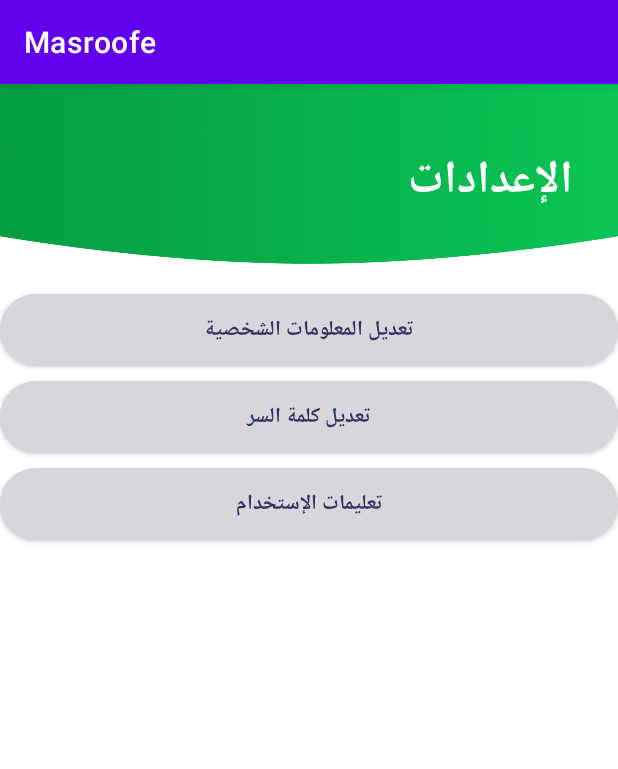
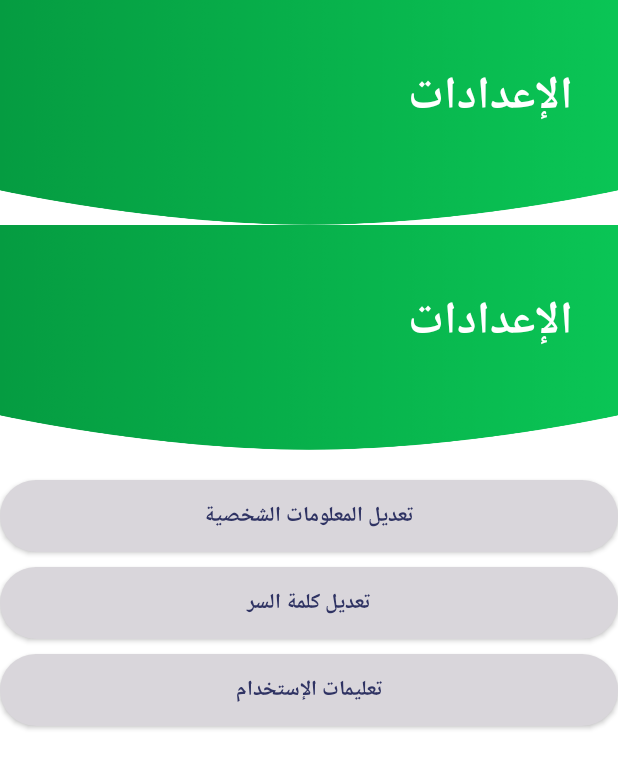
Before and after one commit to Adam-Saleem/Masroofe, an Android app: the SettingsActivity screen opened directly, with no data from a screen before it, on a phone screen of 412 x 824 dp. Shown: the top 769 px of the screen. Run offline under Robolectric (Android 15) with nearby library versions, the phone set to English and light mode, and no system bars.

Commit message:
Edit Setting Activity

```diff
--- a/app/src/main/java/com/example/masroofe/SettingsActivity.java
+++ b/app/src/main/java/com/example/masroofe/SettingsActivity.java
@@ -10,5 +10,7 @@ public class SettingsActivity extends AppCompatActivity {
     protected void onCreate(Bundle savedInstanceState) {
         super.onCreate(savedInstanceState);
         setContentView(R.layout.settings_activity);
+
+        getSupportActionBar().hide();
     }
 }
--- a/app/src/main/res/layout/settings_activity.xml
+++ b/app/src/main/res/layout/settings_activity.xml
@@ -1,5 +1,4 @@
 <?xml version="1.0" encoding="utf-8"?>
-
 <LinearLayout xmlns:android="http://schemas.android.com/apk/res/android"
     xmlns:app="http://schemas.android.com/apk/res-auto"
     xmlns:tools="http://schemas.android.com/tools"
@@ -8,9 +7,29 @@
     android:orientation="vertical"
     tools:context=".SettingsActivity">
 
+    <androidx.constraintlayout.widget.ConstraintLayout
+        android:layout_width="match_parent"
+        android:layout_height="wrap_content">
+        <TextView
+            android:layout_width="match_parent"
+            android:layout_height="150dp"
+            android:background="@drawable/top_background"
+            android:paddingTop="40dp"
+            android:paddingEnd="30dp"
+            android:text="@string/Settings"
+            android:textColor="@color/white"
+            android:textSize="30sp"
+            android:textStyle="bold"
+            tools:ignore="MissingConstraints,RtlSymmetry" />
+        <ImageView
+            android:layout_width="150dp"
+            android:layout_height="150dp"/>
+
+    </androidx.constraintlayout.widget.ConstraintLayout>
+
     <TextView
         android:layout_width="match_parent"
-        android:layout_height="120dp"
+        android:layout_height="150dp"
         android:background="@drawable/top_background"
         android:paddingTop="40dp"
         android:paddingEnd="30dp"
@@ -20,7 +39,9 @@
         android:textStyle="bold"
         tools:ignore="MissingConstraints,RtlSymmetry" />
 
+
     <androidx.appcompat.widget.AppCompatButton
+        android:id="@+id/EditUserInformation"
         android:layout_width="match_parent"
         android:layout_height="wrap_content"
         android:layout_marginTop="20dp"
@@ -30,6 +51,7 @@
         android:textStyle="bold" />
 
     <androidx.appcompat.widget.AppCompatButton
+        android:id="@+id/RefactorPassword"
         android:layout_width="match_parent"
         android:layout_height="wrap_content"
         android:layout_marginTop="10dp"
@@ -39,6 +61,7 @@
         android:textStyle="bold" />
 
     <androidx.appcompat.widget.AppCompatButton
+        android:id="@+id/UsingInformation"
         android:layout_width="match_parent"
         android:layout_height="wrap_content"
         android:layout_marginTop="10dp"
@@ -46,6 +69,4 @@
         android:text="@string/UsingInformation"
         android:textColor="@color/head_filed_color"
         android:textStyle="bold" />
-
-
 </LinearLayout>
--- a/app/src/main/res/values/strings.xml
+++ b/app/src/main/res/values/strings.xml
@@ -12,8 +12,4 @@
     <string name="UsingInformation">تعليمات الإستخدام</string>
     <string name="RefactorPassword">تعديل كلمة السر</string>
 
-
-    titleOnLoginActivity
-
-
 </resources>
```
